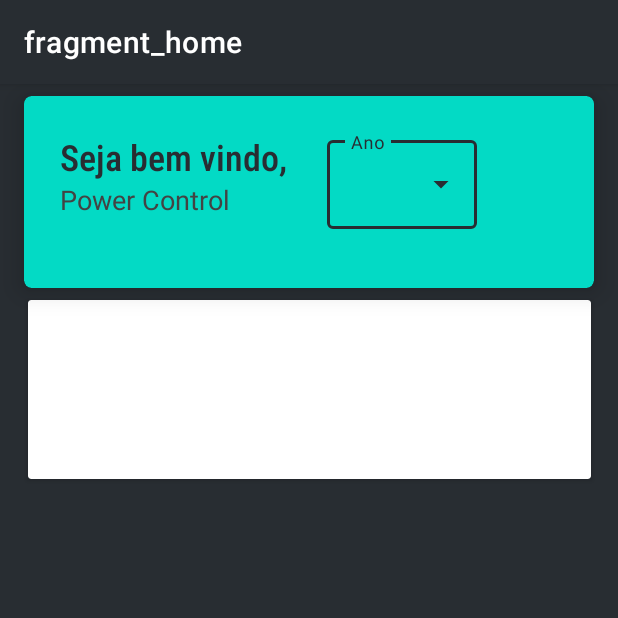
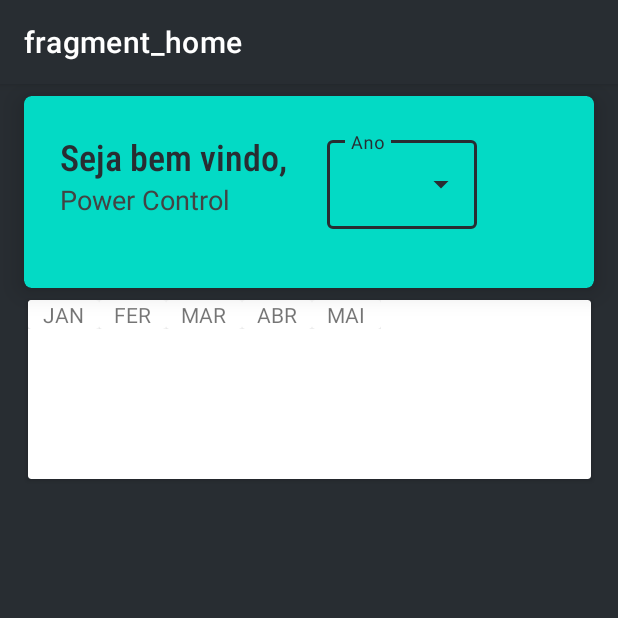
Before and after one commit to Kdiaseng/powerControl, an Android app: the screen it shows after launch (MainActivity), on a phone screen of 412 x 824 dp, the top half of it. Run offline under Robolectric (Android 15) with nearby library versions, the phone set to English and light mode, and no system bars; our stand-ins replace navigation-ui; Roboto replaces fonts that are not available here.

Commit message:
add recyclerview to month

```diff
--- a/app/src/main/java/com/aplicativo/powercontrol/HomeFragment.kt
+++ b/app/src/main/java/com/aplicativo/powercontrol/HomeFragment.kt
@@ -9,15 +9,19 @@ import android.widget.AdapterView
 import android.widget.ArrayAdapter
 import android.widget.AutoCompleteTextView
 import android.widget.Toast
+import androidx.recyclerview.widget.RecyclerView
+import androidx.recyclerview.widget.StaggeredGridLayoutManager
+import com.aplicativo.powercontrol.adapter.MonthAdapter
 import kotlinx.android.synthetic.main.fragment_home.*
 
 /**
  * A simple [Fragment] subclass.
  */
-class HomeFragment : Fragment() {
+class HomeFragment : Fragment(), MonthAdapter.OnMonthListener {
 
     companion object{
-        val YEARS = listOf( "2018", "2019", "2020")
+        val YEARS = listOf( "2018", "2019","2020")
+        val MONTH = listOf("JAN", "FER","MAR", "ABR","MAI")
     }
 
     override fun onCreateView(
@@ -38,8 +42,19 @@ class HomeFragment : Fragment() {
             autoCompleteTextView_year.showDropDown()
             return@setOnTouchListener false
         }
+
+        loadMonthInRecyclerView(recyclerView_months)
+    }
+
+    private fun loadMonthInRecyclerView(recycle: RecyclerView?){
+        recycle!!.adapter = MonthAdapter(MONTH,this)
+        val layoutManger = StaggeredGridLayoutManager(1, StaggeredGridLayoutManager.HORIZONTAL)
+        recycle.layoutManager = layoutManger
+    }
+
+    override fun onClickMonth(month: String) {
+      Toast.makeText(requireContext(),month, Toast.LENGTH_SHORT).show()
     }
 
 
-
 }
--- a/app/src/main/java/com/aplicativo/powercontrol/adapter/MonthAdapter.kt
+++ b/app/src/main/java/com/aplicativo/powercontrol/adapter/MonthAdapter.kt
@@ -1,13 +1,15 @@
 package com.aplicativo.powercontrol.adapter
 
+import android.view.LayoutInflater
 import android.view.View
 import android.view.ViewGroup
 
 import androidx.recyclerview.widget.RecyclerView
+import com.aplicativo.powercontrol.R
 import com.aplicativo.powercontrol.adapter.MonthAdapter.ViewHolder
 import kotlinx.android.synthetic.main.item_month.view.*
 
-class MonthAdapter(val months: ArrayList<String>, var itemClickListener: OnMonthListener) :
+class MonthAdapter(val months: List<String>, var itemClickListener: OnMonthListener) :
     RecyclerView.Adapter<ViewHolder>() {
 
     class ViewHolder(itemView: View) : RecyclerView.ViewHolder(itemView){
@@ -19,19 +21,20 @@ class MonthAdapter(val months: ArrayList<String>, var itemClickListener: OnMonth
 
 
     override fun onCreateViewHolder(parent: ViewGroup, viewType: Int): ViewHolder {
-
+        val viewHolder = LayoutInflater.from(parent.context).inflate(R.layout.item_month, parent, false)
+        return ViewHolder(viewHolder)
     }
 
     override fun getItemCount(): Int {
-
+        return months.size
     }
 
     override fun onBindViewHolder(holder: ViewHolder, position: Int) {
-
+        val moth =  months[position]
+        holder.bindView(moth, itemClickListener)
+    }
+    public interface OnMonthListener {
+        fun onClickMonth(month: String)
     }
 
 }
-
-interface OnMonthListener {
-    fun onClickMonth(month: String)
-}
--- a/app/src/main/res/layout/item_month.xml
+++ b/app/src/main/res/layout/item_month.xml
@@ -2,17 +2,18 @@
 <androidx.constraintlayout.widget.ConstraintLayout
     xmlns:android="http://schemas.android.com/apk/res/android"
     xmlns:app="http://schemas.android.com/apk/res-auto"
-    android:layout_width="match_parent"
+    android:layout_width="wrap_content"
     android:layout_height="wrap_content">
 
     <androidx.cardview.widget.CardView
         android:layout_width="wrap_content"
         android:layout_height="wrap_content"
-        app:layout_constraintEnd_toEndOf="parent"
         app:layout_constraintStart_toStartOf="parent"
         app:layout_constraintTop_toTopOf="parent">
 
         <TextView
+            android:layout_marginStart="10dp"
+            android:layout_marginEnd="10dp"
             android:id="@+id/textView_month"
             android:layout_width="wrap_content"
             android:layout_height="wrap_content"
```
